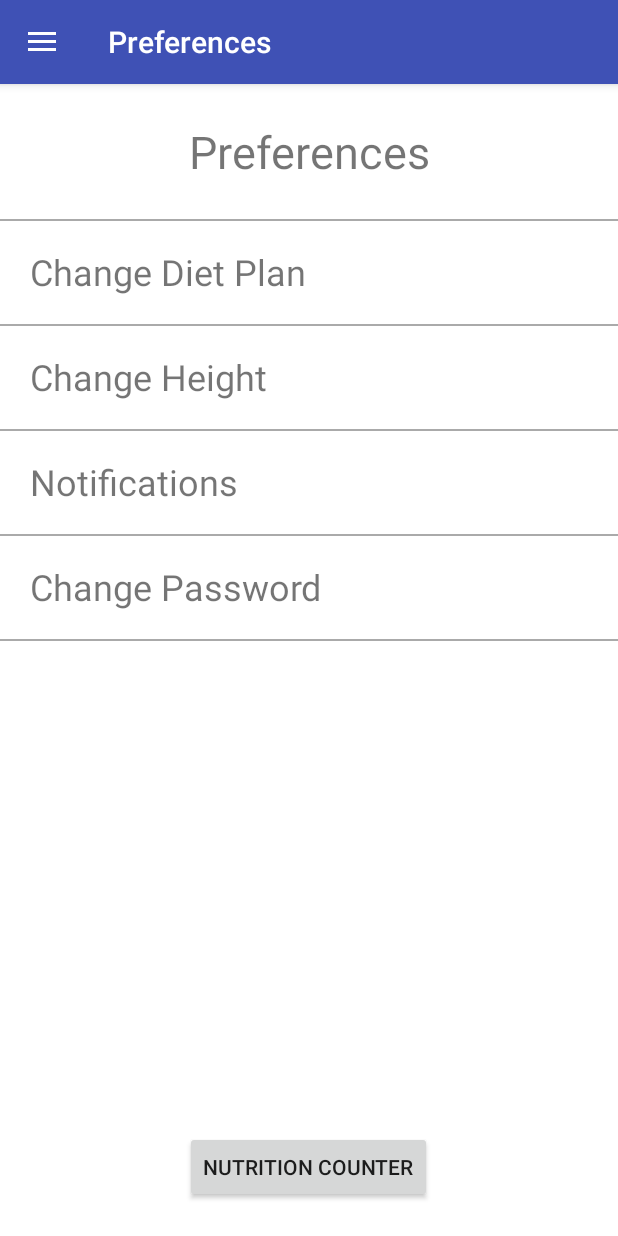
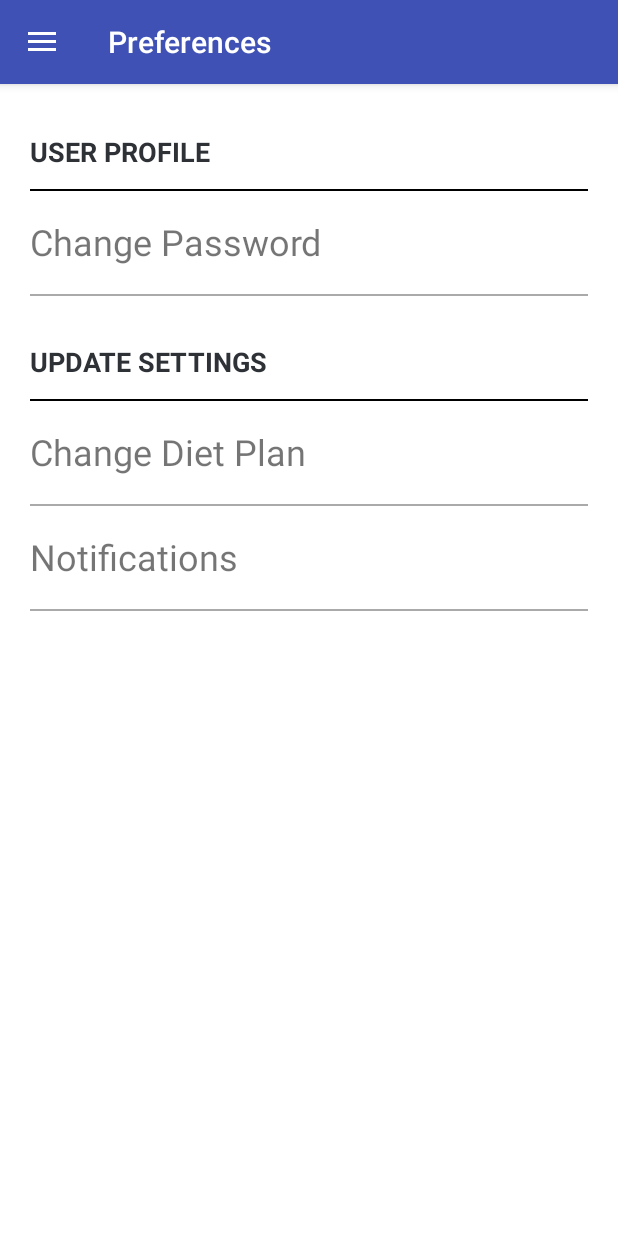
Before and after one commit to RutgersSoftwareEngineeringGroup13/Be-Healthy, an Android app: the Progress_Dashboard screen opened directly, with no data from a screen before it, after a tap on "Preferences", on a phone screen of 412 x 824 dp. Run offline under Robolectric (Android 15) with nearby library versions, the phone set to English and light mode, and no system bars; our stand-ins replace Firebase (no records; nobody signed in at launch, a user with empty details on screens opened directly); libraries missing offline, so code that uses them is left out: com.firebase.client, com.github.mikephil.charting; plain views replace PieChart; 9 statements that could not run were skipped; 3 other taps on this screen came first.

Commit message:
Stephan 4/21/17

```diff
--- a/app/src/main/java/com/group13/behealthy/Preferences.java
+++ b/app/src/main/java/com/group13/behealthy/Preferences.java
@@ -59,6 +59,7 @@ public class Preferences extends Fragment {
         newPassword.setInputType(InputType.TYPE_TEXT_VARIATION_PASSWORD);
         TextView diet = (TextView)rootView.findViewById(R.id.dplan);
         TextView changePassword = (TextView)rootView.findViewById(R.id.changePass);
+        TextView notification = (TextView)rootView.findViewById(R.id.notify);
         CharSequence[] plans = new CharSequence[4];
         plans[0] = "Lose Weight";
         plans[1] = "Gain Weight";
@@ -66,6 +67,7 @@ public class Preferences extends Fragment {
         plans[3] = "I Don\'t Want a Diet Plan";
         final AlertDialog.Builder builder = new AlertDialog.Builder(getActivity());
         final AlertDialog.Builder newPass = new AlertDialog.Builder(getActivity());
+        final AlertDialog.Builder notify = new AlertDialog.Builder(getActivity());
         builder.setTitle("Select a Diet Plan")
                 .setItems(plans, new DialogInterface.OnClickListener() {
                     public void onClick(DialogInterface dialog, int which) {
@@ -87,7 +89,7 @@ public class Preferences extends Fragment {
             public void onClick(DialogInterface dialog, int which) {
                 if (user != null && !newPassword.getText().toString().trim().equals("")) {
                     if (newPassword.getText().toString().trim().length() < 6) {
-                        newPassword.setError("Password too short, enter minimum 6 characters");
+                        Toast.makeText(rootView.getContext(), "Password too short, enter minimum 6 characters", Toast.LENGTH_SHORT).show();
                     } else {
                         user.updatePassword(newPassword.getText().toString().trim())
                                 .addOnCompleteListener(new OnCompleteListener<Void>() {
@@ -96,6 +98,8 @@ public class Preferences extends Fragment {
                                         if (task.isSuccessful()) {
                                             Toast.makeText(rootView.getContext(), "Password is updated, sign in with new password!", Toast.LENGTH_SHORT).show();
                                             signOut();
+                                            Intent j = new Intent(rootView.getContext(), LoginActivity.class);
+                                            startActivity(j);
                                         } else {
                                             Toast.makeText(rootView.getContext(), "Failed to update password!", Toast.LENGTH_SHORT).show();
                                         }
@@ -120,12 +124,34 @@ public class Preferences extends Fragment {
                 builder.show();
             }
         });
+        final AlertDialog alert = newPass.create();
         changePassword.setOnClickListener(new View.OnClickListener() {
             @Override
             public void onClick(View v){
-                newPass.show();
+                alert.show();
             }
         });
+
+        notify.setTitle("Notifications");
+        notify.setPositiveButton("ON", new DialogInterface.OnClickListener() {
+            @Override
+            public void onClick(DialogInterface dialog, int which) {
+                Toast.makeText(rootView.getContext(), "Notifications Turned On", Toast.LENGTH_SHORT).show();
+            }
+        });
+        notify.setNegativeButton("OFF", new DialogInterface.OnClickListener() {
+            @Override
+            public void onClick(DialogInterface dialog, int which) {
+                Toast.makeText(rootView.getContext(), "Notifications Turned Off", Toast.LENGTH_SHORT).show();
+            }
+        });
+        notification.setOnClickListener(new View.OnClickListener() {
+            @Override
+            public void onClick(View v){
+                notify.show();
+            }
+        });
+
         return rootView;
     }
 
--- a/app/src/main/res/layout/preferences.xml
+++ b/app/src/main/res/layout/preferences.xml
@@ -1,5 +1,6 @@
 <?xml version="1.0" encoding="utf-8"?>
 <RelativeLayout xmlns:android="http://schemas.android.com/apk/res/android"
+    xmlns:tools="http://schemas.android.com/tools"
     android:orientation="vertical" android:layout_width="match_parent"
     android:layout_height="match_parent"
     android:background="@drawable/white_square">
@@ -7,20 +8,50 @@
     <TextView
         android:id="@+id/pref"
         android:layout_width="match_parent"
+        android:layout_marginTop="20dp"
+        android:layout_height="50dp"
         android:layout_marginLeft="20dp"
         android:layout_marginRight="20dp"
-        android:layout_height="90dp"
         android:clickable="true"
-        android:gravity="center|center_vertical"
-        android:text="Preferences"
-        android:textSize="30sp" />
+        android:gravity="center_vertical"
+        android:text="USER PROFILE"
+        android:textColor="@color/bg_register"
+        android:textSize="18sp"
+        android:textStyle="bold" />
 
     <View
         android:id="@+id/view1"
         android:layout_width="match_parent"
         android:layout_height="1dp"
-        android:background="@android:color/darker_gray"
-        android:layout_below="@+id/pref" />
+        android:layout_below="@+id/pref"
+        android:layout_marginLeft="20dp"
+        android:layout_marginRight="20dp"
+        android:background="@android:color/black" />
+
+    <TextView
+        android:id="@+id/sett"
+        android:layout_width="match_parent"
+        android:layout_marginTop="20dp"
+        android:layout_height="50dp"
+        android:layout_alignLeft="@+id/changePass"
+        android:layout_alignStart="@+id/changePass"
+        android:layout_below="@+id/changePass"
+        android:clickable="true"
+        android:gravity="center_vertical"
+        android:text="UPDATE SETTINGS"
+        android:textColor="@color/bg_register"
+        android:textSize="18sp"
+        android:textStyle="bold" />
+
+    <View
+        android:id="@+id/viewsett"
+        android:layout_width="match_parent"
+        android:layout_height="1dp"
+        android:layout_below="@+id/sett"
+        android:layout_marginLeft="20dp"
+        android:layout_marginRight="20dp"
+        android:background="@android:color/black" />
+
 
     <TextView
         android:id="@+id/dplan"
@@ -30,35 +61,19 @@
         android:gravity="center_vertical"
         android:text="Change Diet Plan"
         android:textSize="24sp"
-        android:layout_below="@+id/pref"
-        android:layout_alignLeft="@+id/pref"
-        android:layout_alignStart="@+id/pref" />
+        android:layout_below="@+id/sett"
+        android:layout_alignLeft="@+id/sett"
+        android:layout_alignStart="@+id/sett" />
 
     <View
         android:id="@+id/view2"
         android:layout_width="match_parent"
         android:layout_height="1dp"
+        android:layout_marginLeft="20dp"
+        android:layout_marginRight="20dp"
         android:background="@android:color/darker_gray"
         android:layout_below="@+id/dplan" />
 
-    <TextView
-        android:id="@+id/h"
-        android:layout_width="match_parent"
-        android:layout_height="70dp"
-        android:clickable="true"
-        android:gravity="center_vertical"
-        android:text="Change Height"
-        android:textSize="24sp"
-        android:layout_below="@+id/dplan"
-        android:layout_alignLeft="@+id/dplan"
-        android:layout_alignStart="@+id/dplan" />
-
-    <View
-        android:id="@+id/view3"
-        android:layout_width="match_parent"
-        android:layout_height="1dp"
-        android:background="@android:color/darker_gray"
-        android:layout_below="@+id/h" />
 
     <TextView
         android:id="@+id/notify"
@@ -68,14 +83,16 @@
         android:gravity="center_vertical"
         android:text="Notifications"
         android:textSize="24sp"
-        android:layout_below="@+id/h"
-        android:layout_alignLeft="@+id/h"
-        android:layout_alignStart="@+id/h" />
+        android:layout_below="@+id/dplan"
+        android:layout_alignLeft="@+id/dplan"
+        android:layout_alignStart="@+id/dplan" />
 
     <View
         android:id="@+id/view4"
         android:layout_width="match_parent"
         android:layout_height="1dp"
+        android:layout_marginLeft="20dp"
+        android:layout_marginRight="20dp"
         android:background="@android:color/darker_gray"
         android:layout_below="@+id/notify" />
 
@@ -83,18 +100,20 @@
         android:id="@+id/changePass"
         android:layout_width="match_parent"
         android:layout_height="70dp"
+        android:layout_alignLeft="@+id/pref"
+        android:layout_alignStart="@+id/pref"
+        android:layout_below="@+id/pref"
         android:clickable="true"
         android:gravity="center_vertical"
         android:text="Change Password"
-        android:textSize="24sp"
-        android:layout_below="@+id/notify"
-        android:layout_alignLeft="@+id/notify"
-        android:layout_alignStart="@+id/notify" />
+        android:textSize="24sp" />
 
     <View
         android:id="@+id/view5"
         android:layout_width="match_parent"
         android:layout_height="1dp"
+        android:layout_marginLeft="20dp"
+        android:layout_marginRight="20dp"
         android:background="@android:color/darker_gray"
         android:layout_below="@+id/changePass" />
 
--- a/app/src/main/res/layout/progress_dashboard.xml
+++ b/app/src/main/res/layout/progress_dashboard.xml
@@ -63,16 +63,6 @@
             android:textColor="#7e0019"
             android:textSize="12sp" />
 
-        <Button
-            android:id="@+id/Counter"
-            android:layout_width="wrap_content"
-            android:layout_height="wrap_content"
-            android:layout_marginBottom="22dp"
-            android:text="Nutrition Counter"
-            android:onClick="Weight_Progress"
-            android:layout_alignParentBottom="true"
-            android:layout_centerHorizontal="true" />
-
         <TextView
             android:id="@+id/Dashboard"
             android:layout_width="wrap_content"
@@ -83,10 +73,9 @@
             android:textSize="30sp"
             android:typeface="serif"
             android:visibility="visible"
-            android:layout_alignRight="@+id/Counter"
-            android:layout_alignEnd="@+id/Counter"
+            android:onClick="nutrition_counter"
             android:layout_alignParentTop="true"
-            android:onClick="nutrition_counter"/>
+            android:layout_centerHorizontal="true" />
 
 
     </RelativeLayout>
```
